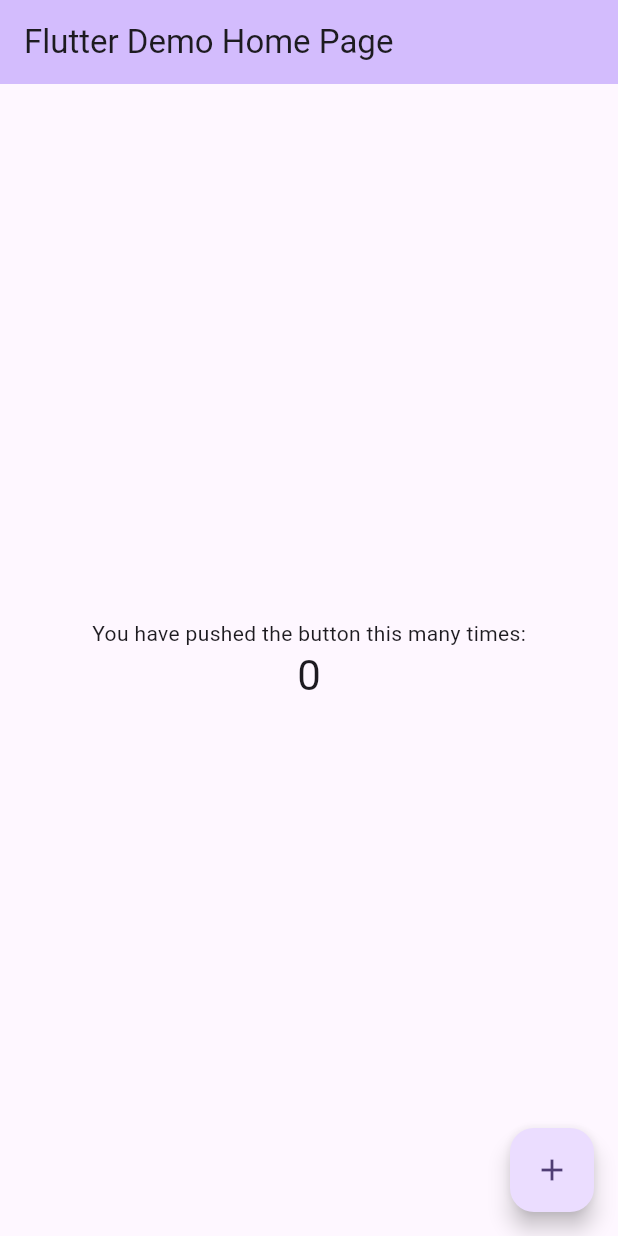
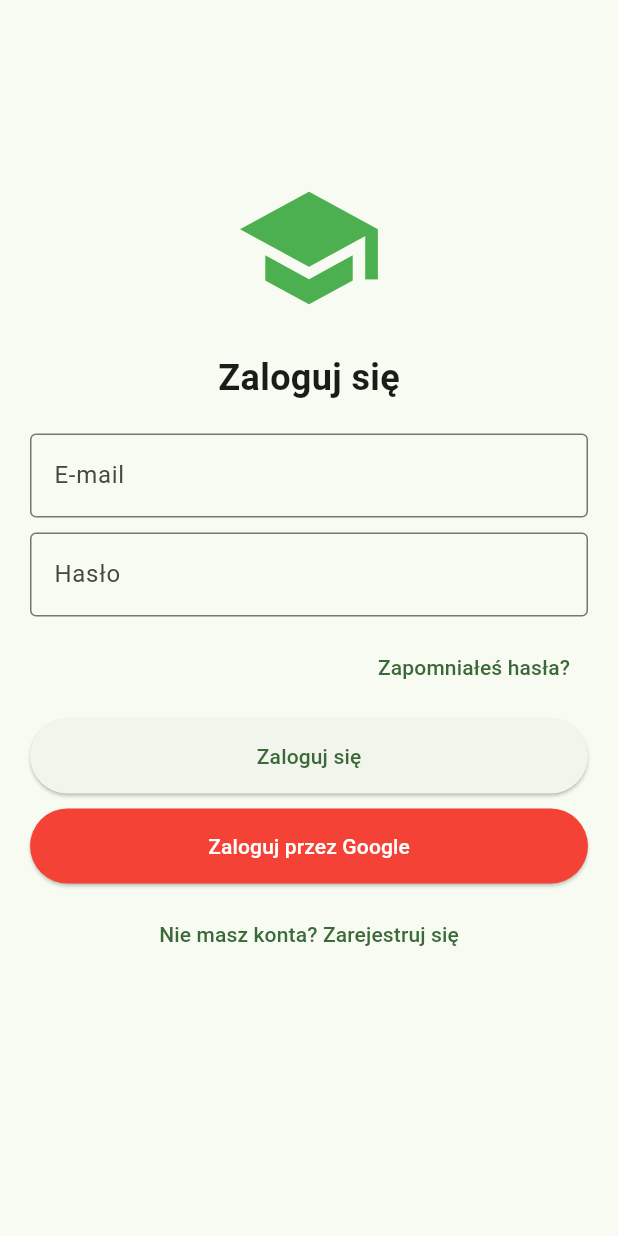
Before and after one commit to kxcperdev/smartstudent_app, a Flutter app: the screen it shows after launch, on a phone screen of 412 x 824 dp. Run offline on Flutter 3.47's test engine with Material 3 defaults, Android fonts, the phone set to English and light mode, and no system bars; our stand-ins replace firebase_auth, firebase_core, google_sign_in, shared_preferences; accounts and stored records are empty.

```diff
--- /dev/null
+++ b/lib/ekran_logowania.dart
@@ -0,0 +1,160 @@
+import 'package:flutter/material.dart';
+import 'package:firebase_auth/firebase_auth.dart';
+import 'package:google_sign_in/google_sign_in.dart';
+
+class EkranLogowania extends StatefulWidget {
+  @override
+  _EkranLogowaniaState createState() => _EkranLogowaniaState();
+}
+
+class _EkranLogowaniaState extends State<EkranLogowania> {
+  final TextEditingController _emailController = TextEditingController();
+  final TextEditingController _hasloController = TextEditingController();
+  String _blad = "";
+  String _infoResetHasla = "";
+
+  Future<void> logowanie() async {
+    final email = _emailController.text.trim();
+    final haslo = _hasloController.text.trim();
+
+    if (email.isEmpty || haslo.isEmpty) {
+      setState(() => _blad = "Wypełnij wszystkie pola.");
+      return;
+    }
+
+    if (!RegExp(r"^[a-zA-Z0-9._%+-]+@[a-zA-Z0-9.-]+\.[a-zA-Z]{2,}$").hasMatch(email)) {
+      setState(() => _blad = "Niepoprawny format e-maila.");
+      return;
+    }
+
+    try {
+      final userCredential = await FirebaseAuth.instance.signInWithEmailAndPassword(email: email, password: haslo);
+
+      if (!userCredential.user!.emailVerified) {
+        setState(() => _blad = "Potwierdź e-mail przed zalogowaniem.");
+        return;
+      }
+
+      Navigator.pushReplacementNamed(context, "/glowny");
+    } on FirebaseAuthException catch (e) {
+      setState(() {
+        switch (e.code) {
+          case "invalid-email":
+            _blad = "E-mail jest w złym formacie.";
+            break;
+          case "user-not-found":
+            _blad = "Nie znaleziono konta z tym e-mailem.";
+            break;
+          case "wrong-password":
+          case "invalid-credential":
+            _blad = "Niepoprawne hasło.";
+            break;
+          case "too-many-requests":
+            _blad = "Za dużo nieudanych prób logowania. Spróbuj później.";
+            break;
+          default:
+            _blad = "Błąd logowania.";
+        }
+      });
+    }
+  }
+
+  Future<void> logowanieGoogle() async {
+    try {
+      final GoogleSignInAccount? googleUser = await GoogleSignIn().signIn();
+      if (googleUser == null) return;
+
+      final GoogleSignInAuthentication googleAuth = await googleUser.authentication;
+      final credential = GoogleAuthProvider.credential(
+        accessToken: googleAuth.accessToken,
+        idToken: googleAuth.idToken,
+      );
+
+      await FirebaseAuth.instance.signInWithCredential(credential);
+      Navigator.pushReplacementNamed(context, "/glowny");
+    } catch (e) {
+      setState(() => _blad = "Błąd logowania Google.");
+    }
+  }
+
+  Future<void> resetujHaslo() async {
+    final email = _emailController.text.trim();
+
+    if (email.isEmpty) {
+      setState(() => _infoResetHasla = "Wpisz e-mail przed resetem hasła.");
+      return;
+    }
+
+    try {
+      await FirebaseAuth.instance.sendPasswordResetEmail(email: email);
+      setState(() => _infoResetHasla = "Wysłano link do resetowania hasła.");
+    } catch (e) {
+      setState(() => _infoResetHasla = "Błąd resetowania hasła.");
+    }
+  }
+
+  @override
+  Widget build(BuildContext context) {
+    return Scaffold(
+      body: Padding(
+        padding: EdgeInsets.symmetric(horizontal: 20),
+        child: Center(
+          child: Column(
+            mainAxisSize: MainAxisSize.min,
+            children: [
+              Icon(Icons.school, size: 100, color: Colors.green),
+              SizedBox(height: 20),
+              Text("Zaloguj się", style: TextStyle(fontSize: 24, fontWeight: FontWeight.bold)),
+              SizedBox(height: 20),
+              TextField(
+                controller: _emailController,
+                decoration: InputDecoration(labelText: "E-mail", border: OutlineInputBorder()),
+              ),
+              SizedBox(height: 10),
+              TextField(
+                controller: _hasloController,
+                decoration: InputDecoration(labelText: "Hasło", border: OutlineInputBorder()),
+                obscureText: true,
+              ),
+              SizedBox(height: 10),
+              Align(
+                alignment: Alignment.centerRight,
+                child: TextButton(
+                  onPressed: resetujHaslo,
+                  child: Text("Zapomniałeś hasła?"),
+                ),
+              ),
+              SizedBox(height: 10),
+              ElevatedButton(
+                onPressed: logowanie,
+                style: ElevatedButton.styleFrom(minimumSize: Size(double.infinity, 50)),
+                child: Text("Zaloguj się"),
+              ),
+              SizedBox(height: 10),
+              ElevatedButton(
+                onPressed: logowanieGoogle,
+                style: ElevatedButton.styleFrom(
+                  backgroundColor: Colors.red,
+                  foregroundColor: Colors.white,
+                  minimumSize: Size(double.infinity, 50),
+                ),
+                child: Text("Zaloguj przez Google"),
+              ),
+              SizedBox(height: 10),
+              TextButton(
+                onPressed: () {
+                  Navigator.pushNamed(context, "/rejestracja");
+                },
+                child: Text("Nie masz konta? Zarejestruj się"),
+              ),
+              SizedBox(height: 10),
+              Text(_infoResetHasla, style: TextStyle(color: Colors.green)),
+              SizedBox(height: 10),
+              Text(_blad, style: TextStyle(color: Colors.red)),
+            ],
+          ),
+        ),
+      ),
+    );
+  }
+}
--- a/lib/main.dart
+++ b/lib/main.dart
@@ -1,69 +1,52 @@
 import 'package:flutter/material.dart';
+import 'package:firebase_core/firebase_core.dart';
+import 'package:firebase_auth/firebase_auth.dart';
+import 'ekran_logowania.dart';
+import 'ekran_rejestracji.dart';
+import 'ekran_glowny.dart';
 
-void main() {
-  runApp(const MyApp());
+void main() async {
+  WidgetsFlutterBinding.ensureInitialized();
+  await Firebase.initializeApp();
+  runApp(Aplikacja());
 }
 
-class MyApp extends StatelessWidget {
-  const MyApp({super.key});
-
+class Aplikacja extends StatelessWidget {
   @override
   Widget build(BuildContext context) {
     return MaterialApp(
-      title: 'Flutter Demo',
+      debugShowCheckedModeBanner: false,
+      title: 'SmartStudent',
       theme: ThemeData(
-        colorScheme: ColorScheme.fromSeed(seedColor: Colors.deepPurple),
+        colorScheme: ColorScheme.fromSeed(seedColor: Colors.green),
         useMaterial3: true,
       ),
-      home: const MyHomePage(title: 'Flutter Demo Home Page'),
+      home: AutoryzacjaUzytkownika(),
+      routes: {
+        "/logowanie": (context) => EkranLogowania(),
+        "/rejestracja": (context) => EkranRejestracji(),
+        "/glowny": (context) => EkranGlowny(),
+      },
     );
   }
 }
 
-class MyHomePage extends StatefulWidget {
-  const MyHomePage({super.key, required this.title});
-
-  final String title;
-
-  @override
-  State<MyHomePage> createState() => _MyHomePageState();
-}
-
-class _MyHomePageState extends State<MyHomePage> {
-  int _counter = 0;
-
-  void _incrementCounter() {
-    setState(() {
-      _counter++;
-    });
-  }
-
+class AutoryzacjaUzytkownika extends StatelessWidget {
   @override
   Widget build(BuildContext context) {
-    return Scaffold(
-      appBar: AppBar(
-        backgroundColor: Theme.of(context).colorScheme.inversePrimary,
-        title: Text(widget.title),
-      ),
-      body: Center(
-        child: Column(
-          mainAxisAlignment: MainAxisAlignment.center,
-          children: <Widget>[
-            const Text(
-              'You have pushed the button this many times:',
-            ),
-            Text(
-              '$_counter',
-              style: Theme.of(context).textTheme.headlineMedium,
-            ),
-          ],
-        ),
-      ),
-      floatingActionButton: FloatingActionButton(
-        onPressed: _incrementCounter,
-        tooltip: 'Increment',
-        child: const Icon(Icons.add),
-      ),
+    return StreamBuilder<User?>(
+      stream: FirebaseAuth.instance.authStateChanges(),
+      builder: (context, snapshot) {
+        if (snapshot.connectionState == ConnectionState.waiting) {
+          return Scaffold(
+            body: Center(child: CircularProgressIndicator()),
+          );
+        }
+        if (snapshot.hasData && snapshot.data != null) {
+          return EkranGlowny();
+        }
+        return EkranLogowania();
+      },
     );
   }
 }
```
Also changed, not shown: lib/ekran_glowny.dart (added, +159 -0 lines), lib/ekran_rejestracji.dart (added, +147 -0 lines), lib/ekran_splash.dart (added, +51 -0 lines), lib/uslugi/autoryzacja.dart (added, +31 -0 lines), pubspec.yaml (+7 -0 lines), assets/avatar.jpg (added), assets/google.png (added), firebase.json (added), lib/baza_danych.dart (added), lib/firebase_options.dart (added), lib/uslugi/lokalna_baza.dart (added), lib/uslugi/powiadomienia.dart (added), pubspec.lock, 8 other files.
